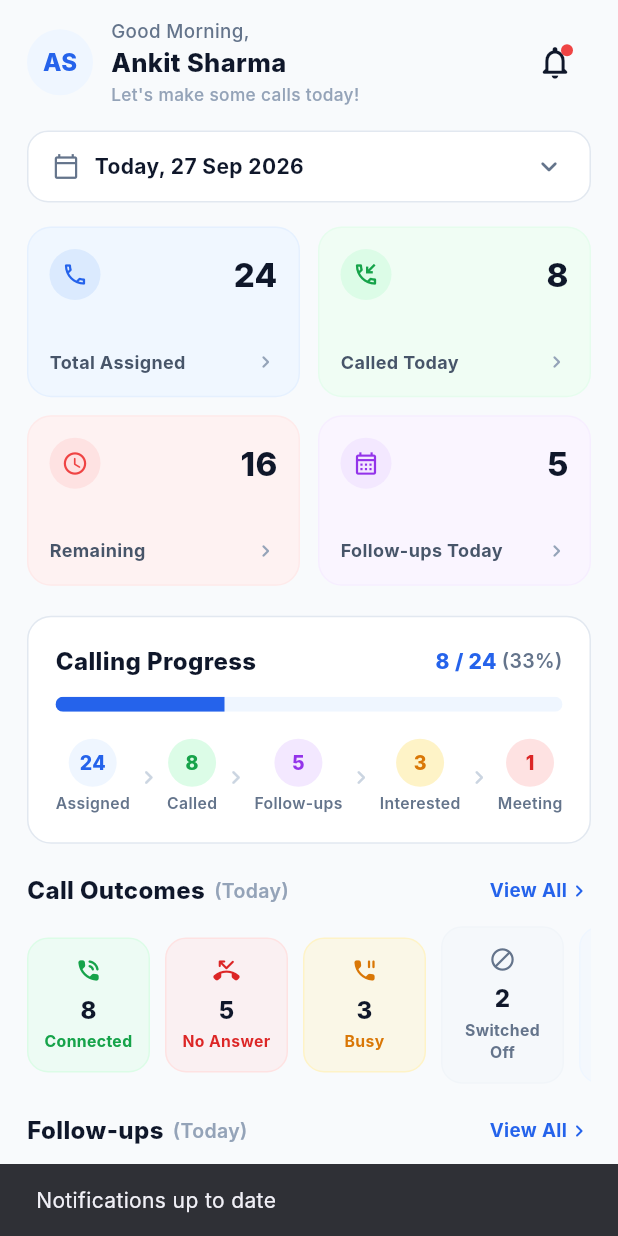
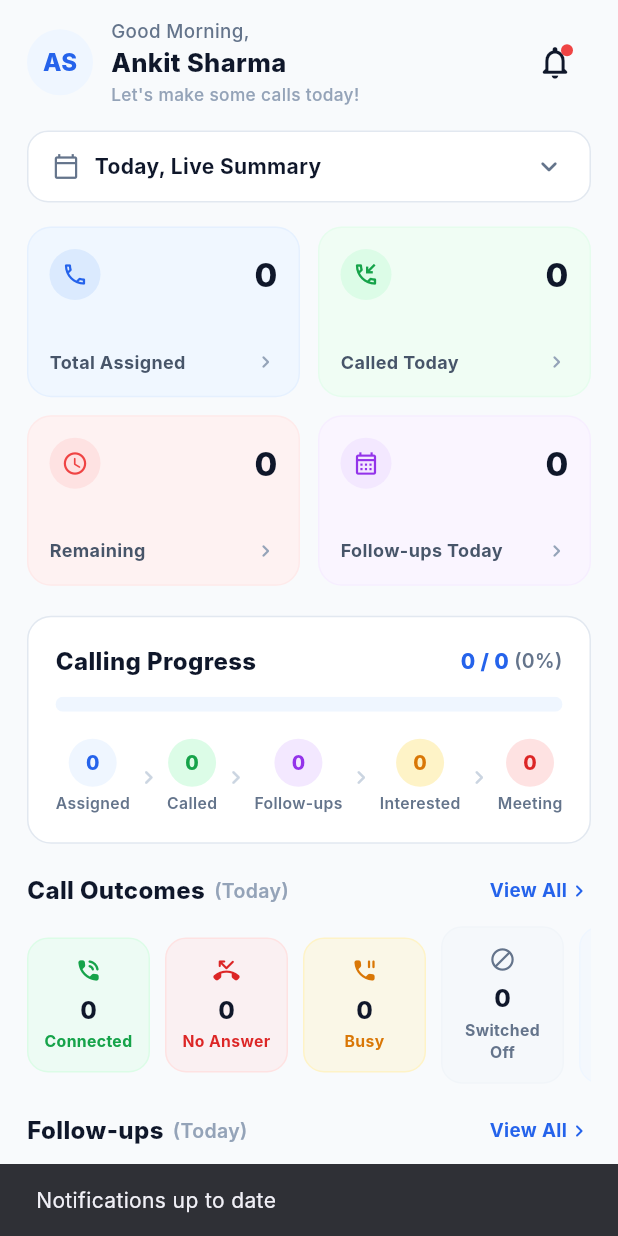
Before and after one commit to wbsoumo/leadtriangle., a Flutter app: the HomeTabScreen screen opened directly, after a tap on the "notifications none" icon, on a phone screen of 412 x 824 dp. Run offline on Flutter 3.47's test engine with Material 3 defaults, Android fonts, the phone set to English and light mode, and no system bars; our stand-ins replace flutter_secure_storage, permission_handler; accounts and stored records are empty; network calls fail; Roboto replaces fonts that are missing (Inter).

Commit message:
Fetch and display real live database metrics in app home screen

```diff
--- a/flutter_crm_app/lib/screens/home_tab_screen.dart
+++ b/flutter_crm_app/lib/screens/home_tab_screen.dart
@@ -14,11 +14,27 @@ class _HomeTabScreenState extends State<HomeTabScreen> {
   String _userName = 'Ankit Sharma';
   bool _isLoading = true;
 
-  // Stats
-  int _totalAssigned = 24;
-  int _calledToday = 8;
-  int _remaining = 16;
-  int _followupsToday = 5;
+  // Live Stats from Database
+  int _totalAssigned = 0;
+  int _calledToday = 0;
+  int _remaining = 0;
+  int _followupsToday = 0;
+  int _overdueFollowups = 0;
+  int _contactedLeads = 0;
+  int _qualifiedLeads = 0;
+  int _meetingsToday = 0;
+
+  // Outcomes
+  int _outcomesConnected = 0;
+  int _outcomesNoAnswer = 0;
+  int _outcomesBusy = 0;
+  int _outcomesSwitchedOff = 0;
+  int _outcomesWrongNumber = 0;
+
+  // Weekly Calls
+  Map<String, int> _weeklyCalls = {
+    'Mon': 0, 'Tue': 0, 'Wed': 0, 'Thu': 0, 'Fri': 0, 'Sat': 0, 'Sun': 0
+  };
 
   @override
   void initState() {
@@ -28,26 +44,72 @@ class _HomeTabScreenState extends State<HomeTabScreen> {
 
   Future<void> _loadDashboardData() async {
     setState(() => _isLoading = true);
-    final res = await _apiService.checkSession();
-    if (res['success'] == true && res['data'] != null && res['data']['user'] != null) {
-      _userName = res['data']['user']['name'] ?? 'Ankit Sharma';
+    try {
+      final sessionRes = await _apiService.checkSession();
+      if (sessionRes['success'] == true && sessionRes['data'] != null && sessionRes['data']['user'] != null) {
+        _userName = sessionRes['data']['user']['name'] ?? 'User';
       }
+
+      final data = await _apiService.fetchDashboardMetrics();
+      if (data.isNotEmpty) {
+        _totalAssigned = (data['total_assigned'] ?? data['total_leads'] ?? 0) as int;
+        _calledToday = (data['calls_today'] ?? 0) as int;
+        _remaining = (data['remaining_calls'] ?? 0) as int;
+        _followupsToday = (data['followups_today'] ?? 0) as int;
+        _overdueFollowups = (data['overdue_followups'] ?? 0) as int;
+        _contactedLeads = (data['contacted_leads'] ?? 0) as int;
+        _qualifiedLeads = (data['qualified_leads'] ?? 0) as int;
+        _meetingsToday = (data['meetings_today'] ?? 0) as int;
+
+        if (data['outcomes_breakdown'] != null) {
+          final ob = data['outcomes_breakdown'];
+          _outcomesConnected = (ob['connected'] ?? 0) as int;
+          _outcomesNoAnswer = (ob['no_answer'] ?? 0) as int;
+          _outcomesBusy = (ob['busy'] ?? 0) as int;
+          _outcomesSwitchedOff = (ob['switched_off'] ?? 0) as int;
+          _outcomesWrongNumber = (ob['wrong_number'] ?? 0) as int;
+        }
+
+        if (data['weekly_calls'] != null) {
+          final Map<String, dynamic> wc = data['weekly_calls'];
+          wc.forEach((key, val) {
+            if (_weeklyCalls.containsKey(key)) {
+              _weeklyCalls[key] = (val as num).toInt();
+            }
+          });
+        }
+      }
+    } catch (e) {
+      debugPrint('Error loading dashboard metrics: $e');
+    } finally {
+      if (mounted) {
         setState(() => _isLoading = false);
+      }
+    }
   }
 
   @override
   Widget build(BuildContext context) {
-    final progressPercent = _totalAssigned > 0 ? (_calledToday / _totalAssigned) : 0.33;
+    final double progressPercent = _totalAssigned > 0
+        ? (_calledToday / _totalAssigned).clamp(0.0, 1.0)
+        : 0.0;
+    final int progressInt = (progressPercent * 100).round();
+
+    // Sum weekly calls
+    final int totalWeeklyCalls = _weeklyCalls.values.fold(0, (sum, item) => sum + item);
 
     return Scaffold(
       backgroundColor: const Color(0xFFF8FAFC),
       body: SafeArea(
+        child: RefreshIndicator(
+          onRefresh: _loadDashboardData,
           child: SingleChildScrollView(
+            physics: const AlwaysScrollableScrollPhysics(),
             padding: const EdgeInsets.symmetric(horizontal: 18.0, vertical: 12.0),
             child: Column(
               crossAxisAlignment: CrossAxisAlignment.start,
               children: [
-              // 1. Top Greeting Profile Bar (Requirement Screenshot)
+                // 1. Top Greeting Profile Bar
                 Row(
                   mainAxisAlignment: MainAxisAlignment.spaceBetween,
                   children: [
@@ -126,7 +188,7 @@ class _HomeTabScreenState extends State<HomeTabScreen> {
                           Icon(Icons.calendar_today_outlined, size: 18, color: Color(0xFF64748B)),
                           SizedBox(width: 10),
                           Text(
-                          'Today, 27 Sep 2026',
+                            'Today, Live Summary',
                             style: TextStyle(fontSize: 14, fontWeight: FontWeight.w700, color: Color(0xFF0F172A)),
                           ),
                         ],
@@ -198,9 +260,9 @@ class _HomeTabScreenState extends State<HomeTabScreen> {
                         children: [
                           const Text('Calling Progress', style: TextStyle(fontSize: 16, fontWeight: FontWeight.w800, color: Color(0xFF0F172A))),
                           Row(
-                          children: const [
-                            Text('8 / 24 ', style: TextStyle(fontSize: 14, fontWeight: FontWeight.w800, color: Color(0xFF2563EB))),
-                            Text('(33%)', style: TextStyle(fontSize: 13, fontWeight: FontWeight.w600, color: Color(0xFF64748B))),
+                            children: [
+                              Text('$_calledToday / $_totalAssigned ', style: const TextStyle(fontSize: 14, fontWeight: FontWeight.w800, color: Color(0xFF2563EB))),
+                              Text('($progressInt%)', style: const TextStyle(fontSize: 13, fontWeight: FontWeight.w600, color: Color(0xFF64748B))),
                             ],
                           ),
                         ],
@@ -223,15 +285,15 @@ class _HomeTabScreenState extends State<HomeTabScreen> {
                       Row(
                         mainAxisAlignment: MainAxisAlignment.spaceBetween,
                         children: [
-                        _buildFunnelStep('24', 'Assigned', const Color(0xFFEFF6FF), const Color(0xFF2563EB)),
+                          _buildFunnelStep('$_totalAssigned', 'Assigned', const Color(0xFFEFF6FF), const Color(0xFF2563EB)),
                           const Icon(Icons.chevron_right_rounded, size: 18, color: Color(0xFFCBD5E1)),
-                        _buildFunnelStep('8', 'Called', const Color(0xFFDCFCE7), const Color(0xFF16A34A)),
+                          _buildFunnelStep('$_calledToday', 'Called', const Color(0xFFDCFCE7), const Color(0xFF16A34A)),
                           const Icon(Icons.chevron_right_rounded, size: 18, color: Color(0xFFCBD5E1)),
-                        _buildFunnelStep('5', 'Follow-ups', const Color(0xFFF3E8FF), const Color(0xFF9333EA)),
+                          _buildFunnelStep('$_followupsToday', 'Follow-ups', const Color(0xFFF3E8FF), const Color(0xFF9333EA)),
                           const Icon(Icons.chevron_right_rounded, size: 18, color: Color(0xFFCBD5E1)),
-                        _buildFunnelStep('3', 'Interested', const Color(0xFFFEF3C7), const Color(0xFFD97706)),
+                          _buildFunnelStep('$_qualifiedLeads', 'Interested', const Color(0xFFFEF3C7), const Color(0xFFD97706)),
                           const Icon(Icons.chevron_right_rounded, size: 18, color: Color(0xFFCBD5E1)),
-                        _buildFunnelStep('1', 'Meeting', const Color(0xFFFEE2E2), const Color(0xFFDC2626)),
+                          _buildFunnelStep('$_meetingsToday', 'Meeting', const Color(0xFFFEE2E2), const Color(0xFFDC2626)),
                         ],
                       ),
                     ],
@@ -246,15 +308,15 @@ class _HomeTabScreenState extends State<HomeTabScreen> {
                   scrollDirection: Axis.horizontal,
                   child: Row(
                     children: [
-                    _buildOutcomeTile('8', 'Connected', Icons.phone_in_talk_rounded, const Color(0xFFDCFCE7), const Color(0xFF16A34A)),
+                      _buildOutcomeTile('$_outcomesConnected', 'Connected', Icons.phone_in_talk_rounded, const Color(0xFFDCFCE7), const Color(0xFF16A34A)),
                       const SizedBox(width: 10),
-                    _buildOutcomeTile('5', 'No Answer', Icons.phone_missed_rounded, const Color(0xFFFEE2E2), const Color(0xFFDC2626)),
+                      _buildOutcomeTile('$_outcomesNoAnswer', 'No Answer', Icons.phone_missed_rounded, const Color(0xFFFEE2E2), const Color(0xFFDC2626)),
                       const SizedBox(width: 10),
-                    _buildOutcomeTile('3', 'Busy', Icons.phone_paused_rounded, const Color(0xFFFEF3C7), const Color(0xFFD97706)),
+                      _buildOutcomeTile('$_outcomesBusy', 'Busy', Icons.phone_paused_rounded, const Color(0xFFFEF3C7), const Color(0xFFD97706)),
                       const SizedBox(width: 10),
-                    _buildOutcomeTile('2', 'Switched Off', Icons.block_rounded, const Color(0xFFF1F5F9), const Color(0xFF64748B)),
+                      _buildOutcomeTile('$_outcomesSwitchedOff', 'Switched Off', Icons.block_rounded, const Color(0xFFF1F5F9), const Color(0xFF64748B)),
                       const SizedBox(width: 10),
-                    _buildOutcomeTile('1', 'Wrong Number', Icons.redo_rounded, const Color(0xFFEFF6FF), const Color(0xFF2563EB)),
+                      _buildOutcomeTile('$_outcomesWrongNumber', 'Wrong Number', Icons.redo_rounded, const Color(0xFFEFF6FF), const Color(0xFF2563EB)),
                     ],
                   ),
                 ),
@@ -265,13 +327,13 @@ class _HomeTabScreenState extends State<HomeTabScreen> {
                 const SizedBox(height: 12),
                 Row(
                   children: [
-                  _buildFollowupSummaryTile('5', 'Total', Icons.calendar_month_outlined, const Color(0xFFEFF6FF), const Color(0xFF2563EB)),
+                    _buildFollowupSummaryTile('${_followupsToday + _overdueFollowups}', 'Total', Icons.calendar_month_outlined, const Color(0xFFEFF6FF), const Color(0xFF2563EB)),
                     const SizedBox(width: 8),
-                  _buildFollowupSummaryTile('2', 'Overdue', Icons.access_time_filled_rounded, const Color(0xFFFEF2F2), const Color(0xFFEF4444)),
+                    _buildFollowupSummaryTile('$_overdueFollowups', 'Overdue', Icons.access_time_filled_rounded, const Color(0xFFFEF2F2), const Color(0xFFEF4444)),
                     const SizedBox(width: 8),
-                  _buildFollowupSummaryTile('3', 'Today', Icons.query_builder_rounded, const Color(0xFFF0F9FF), const Color(0xFF0284C7)),
+                    _buildFollowupSummaryTile('$_followupsToday', 'Today', Icons.query_builder_rounded, const Color(0xFFF0F9FF), const Color(0xFF0284C7)),
                     const SizedBox(width: 8),
-                  _buildFollowupSummaryTile('4', 'Upcoming', Icons.schedule_rounded, const Color(0xFFFAF5FF), const Color(0xFF9333EA)),
+                    _buildFollowupSummaryTile('$_qualifiedLeads', 'Qualified', Icons.schedule_rounded, const Color(0xFFFAF5FF), const Color(0xFF9333EA)),
                   ],
                 ),
                 const SizedBox(height: 20),
@@ -307,9 +369,9 @@ class _HomeTabScreenState extends State<HomeTabScreen> {
                             Row(
                               mainAxisAlignment: MainAxisAlignment.spaceBetween,
                               children: [
-                              _buildMiniStat('48', 'Total Calls'),
-                              _buildMiniStat('22', 'Connected'),
-                              _buildMiniStat('46%', 'Connect Rate'),
+                                _buildMiniStat('$totalWeeklyCalls', 'Total Calls'),
+                                _buildMiniStat('$_outcomesConnected', 'Connected'),
+                                _buildMiniStat('${totalWeeklyCalls > 0 ? ((_outcomesConnected / totalWeeklyCalls) * 100).round() : 0}%', 'Connect Rate'),
                               ],
                             ),
                             const SizedBox(height: 16),
@@ -319,13 +381,13 @@ class _HomeTabScreenState extends State<HomeTabScreen> {
                               mainAxisAlignment: MainAxisAlignment.spaceAround,
                               crossAxisAlignment: CrossAxisAlignment.end,
                               children: [
-                              _buildBarItem('Mon', 25),
-                              _buildBarItem('Tue', 18),
-                              _buildBarItem('Wed', 28),
-                              _buildBarItem('Thu', 34),
-                              _buildBarItem('Fri', 42),
-                              _buildBarItem('Sat', 16),
-                              _buildBarItem('Sun', 30),
+                                _buildBarItem('Mon', _calculateBarHeight(_weeklyCalls['Mon'] ?? 0)),
+                                _buildBarItem('Tue', _calculateBarHeight(_weeklyCalls['Tue'] ?? 0)),
+                                _buildBarItem('Wed', _calculateBarHeight(_weeklyCalls['Wed'] ?? 0)),
+                                _buildBarItem('Thu', _calculateBarHeight(_weeklyCalls['Thu'] ?? 0)),
+                                _buildBarItem('Fri', _calculateBarHeight(_weeklyCalls['Fri'] ?? 0)),
+                                _buildBarItem('Sat', _calculateBarHeight(_weeklyCalls['Sat'] ?? 0)),
+                                _buildBarItem('Sun', _calculateBarHeight(_weeklyCalls['Sun'] ?? 0)),
                               ],
                             ),
                           ],
@@ -372,7 +434,7 @@ class _HomeTabScreenState extends State<HomeTabScreen> {
                                 Column(
                                   mainAxisSize: MainAxisSize.min,
                                   children: [
-                                  const Text('33%', style: TextStyle(fontSize: 15, fontWeight: FontWeight.w800, color: Color(0xFF0F172A))),
+                                    Text('$progressInt%', style: const TextStyle(fontSize: 15, fontWeight: FontWeight.w800, color: Color(0xFF0F172A))),
                                     Text('$_calledToday/$_totalAssigned', style: const TextStyle(fontSize: 10, color: Color(0xFF64748B), fontWeight: FontWeight.w600)),
                                   ],
                                 ),
@@ -391,10 +453,10 @@ class _HomeTabScreenState extends State<HomeTabScreen> {
                               ),
                               child: Row(
                                 mainAxisSize: MainAxisSize.min,
-                              children: const [
-                                Icon(Icons.emoji_events_rounded, size: 14, color: Color(0xFF2563EB)),
-                                SizedBox(width: 4),
-                                Text('16 calls left', style: TextStyle(fontSize: 10.5, fontWeight: FontWeight.w800, color: Color(0xFF2563EB))),
+                                children: [
+                                  const Icon(Icons.emoji_events_rounded, size: 14, color: Color(0xFF2563EB)),
+                                  const SizedBox(width: 4),
+                                  Text('$_remaining calls left', style: const TextStyle(fontSize: 10.5, fontWeight: FontWeight.w800, color: Color(0xFF2563EB))),
                                 ],
                               ),
                             ),
@@ -409,7 +471,13 @@ class _HomeTabScreenState extends State<HomeTabScreen> {
             ),
           ),
         ),
+      ),
     );
+  }
+
+  double _calculateBarHeight(int count) {
+    if (count <= 0) return 4.0;
+    return (count * 4.0).clamp(6.0, 48.0);
   }
 
   // Stat Card Component
--- a/flutter_crm_app/lib/services/api_service.dart
+++ b/flutter_crm_app/lib/services/api_service.dart
@@ -163,6 +163,19 @@ class ApiService {
     return [];
   }
 
+  // Fetch Dashboard Metrics
+  Future<Map<String, dynamic>> fetchDashboardMetrics() async {
+    try {
+      final headers = await _getHeaders();
+      final res = await http.get(Uri.parse('$baseUrl/dashboard.php'), headers: headers);
+      final data = jsonDecode(res.body);
+      if (data['success'] == true && data['data'] != null) {
+        return data['data'];
+      }
+    } catch (e) {}
+    return {};
+  }
+
   // Logout
   Future<void> logout() async {
     try {
```
Also changed, not shown: 1 other file. Lines whose indentation alone changed are shown as unchanged.
